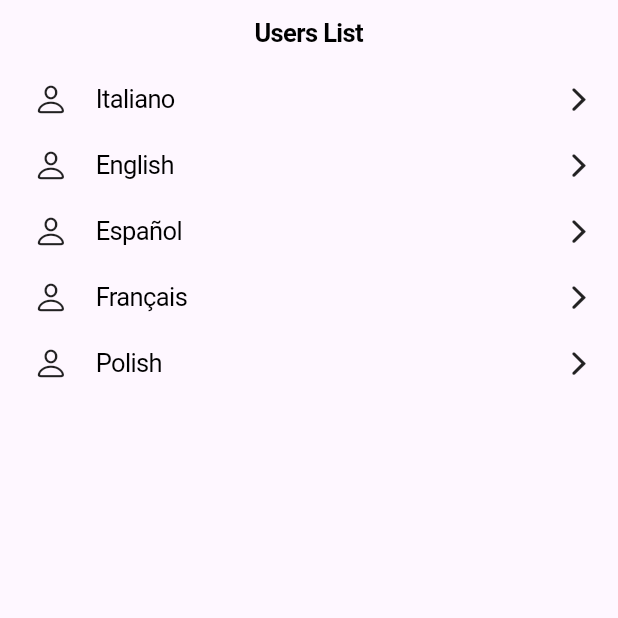
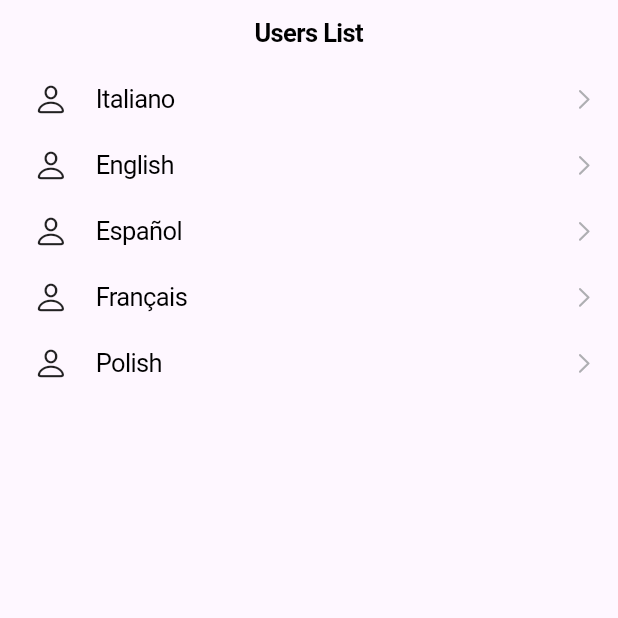
Before and after one commit to PiotrChoinski/BMI-mobile, a Flutter app: the screen it shows after launch, on a phone screen of 412 x 824 dp, the top half of it. Run offline on Flutter 3.47's test engine with Material 3 defaults, Android fonts, the phone set to English and light mode, and no system bars.

Commit message:
changed list tile chevron

```diff
--- a/bmi_mobile/lib/pages/users_list_page.dart
+++ b/bmi_mobile/lib/pages/users_list_page.dart
@@ -56,7 +56,7 @@ class _UsersListPageState extends State<UsersListPage> {
                   },
                   leading: const Icon(CupertinoIcons.person),
                   title: Text(items[index].prefix),
-                  trailing: const Icon(CupertinoIcons.forward),
+                  trailing: const CupertinoListTileChevron(),
                 ))));
   }
 }
```
